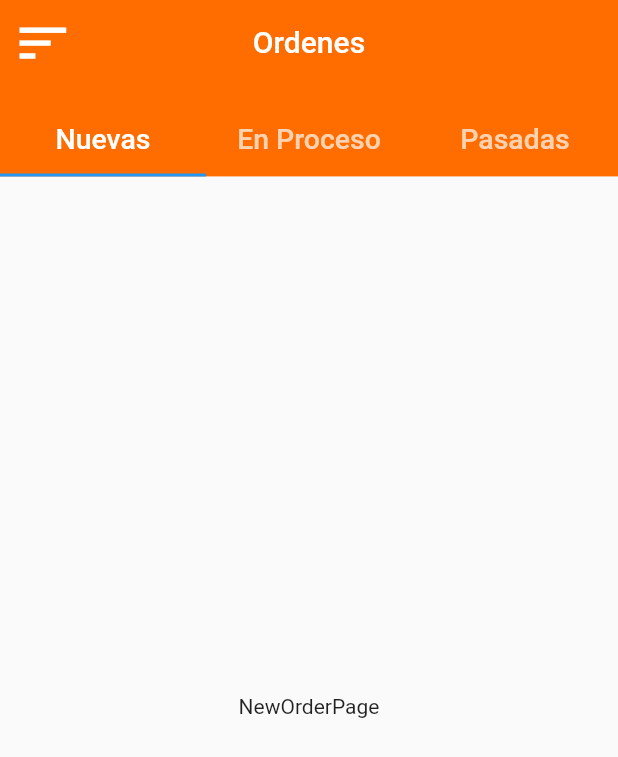
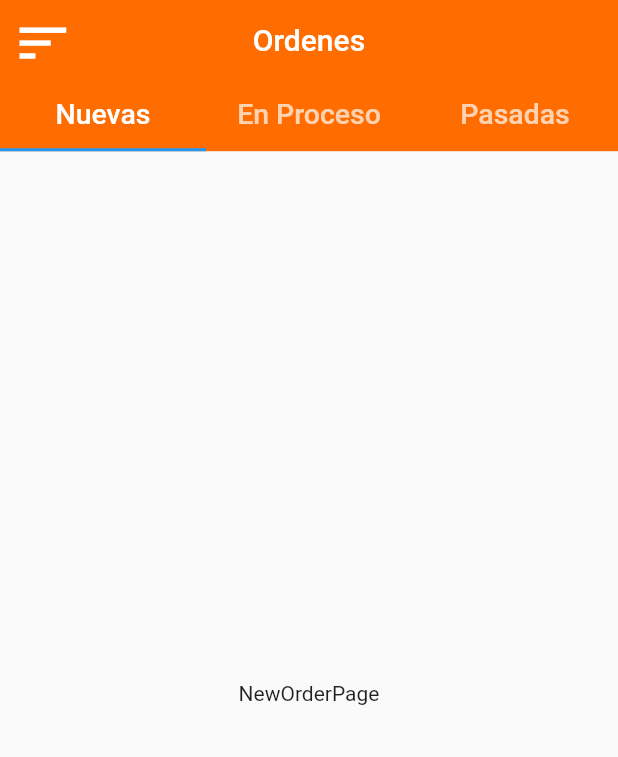
Before and after one commit to javierrrrrrrrrrrr/food_admin, a Flutter app: the HomeOrderPage screen opened directly, on a phone screen of 412 x 824 dp. Shown: the top 757 px of the screen. Run offline on Flutter 3.47's test engine with Material 2 defaults, Android fonts, the phone set to English and light mode, and no system bars; our stand-ins replace bloc, equatable, flutter_slidable; missing offline and left inert: data_connection_checker_tv.

Commit message:
trabajando en las ordenes

```diff
--- a/lib/features/main_components/widgets/custom_appbar.dart
+++ b/lib/features/main_components/widgets/custom_appbar.dart
@@ -63,7 +63,7 @@ class CustomAppbar extends StatelessWidget implements PreferredSizeWidget {
     Size dimesion;
 
     toolbar == true
-        ? dimesion = const Size.fromHeight(kToolbarHeight * 2.1)
+        ? dimesion = const Size.fromHeight(kToolbarHeight * 1.8)
         : dimesion = const Size.fromHeight(kToolbarHeight);
 
     return dimesion;
--- a/lib/features/orders/presentation/pages/home_orders_page.dart
+++ b/lib/features/orders/presentation/pages/home_orders_page.dart
@@ -1,5 +1,6 @@
 import 'package:flutter/material.dart';
 import 'package:food_admin/features/main_components/widgets/custom_appbar.dart';
+import 'package:food_admin/features/main_components/widgets/custom_drawer.dart';
 
 import '../Widgets/new_Order_page.dart';
 import '../Widgets/ongoing_order_page.dart';
@@ -13,6 +14,7 @@ class HomeOrderPage extends StatelessWidget {
     return const DefaultTabController(
       length: 3,
       child: Scaffold(
+        drawer: CustomDrawer(),
         appBar:
             CustomAppbar(icono: Icons.sort, toolbar: true, title: "Ordenes"),
         body: TabBarView(children: [
```
